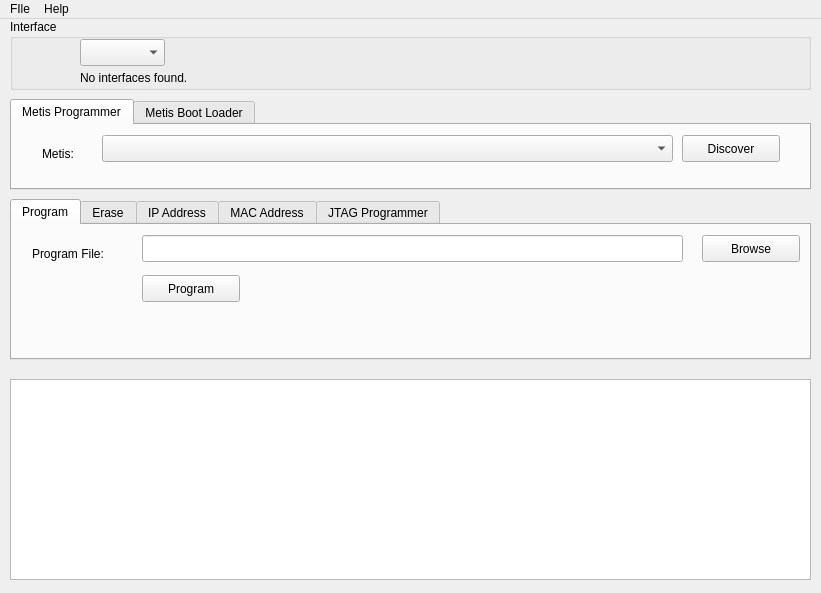
First picture: the form in N6LYT/ghpsdr3/trunk/src/HPSDRProgrammer/mainwindow.ui, repository TAPR/OpenHPSDR-SVN, before the edit.
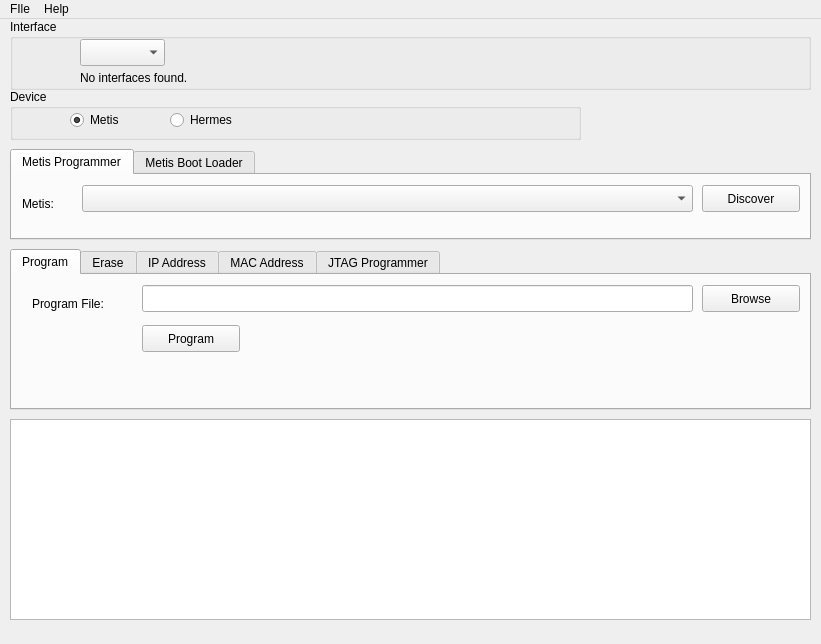
Second picture: the form after the edit. The open tabs and pages were chosen to show the change.

Commit message: updates for Hermes support

Patch:
```diff
--- a/N6LYT/ghpsdr3/trunk/src/HPSDRProgrammer/mainwindow.ui
+++ b/N6LYT/ghpsdr3/trunk/src/HPSDRProgrammer/mainwindow.ui
@@ -7,7 +7,7 @@
     <x>0</x>
     <y>0</y>
     <width>821</width>
-    <height>593</height>
+    <height>644</height>
    </rect>
   </property>
   <property name="windowTitle">
@@ -18,7 +18,7 @@
     <property name="geometry">
      <rect>
       <x>10</x>
-      <y>80</y>
+      <y>130</y>
       <width>801</width>
       <height>91</height>
      </rect>
@@ -33,7 +33,7 @@
      <widget class="QPushButton" name="discoverPushButton">
       <property name="geometry">
        <rect>
-        <x>670</x>
+        <x>690</x>
         <y>10</y>
         <width>98</width>
         <height>27</height>
@@ -46,9 +46,9 @@
      <widget class="QComboBox" name="metisComboBox">
       <property name="geometry">
        <rect>
-        <x>90</x>
+        <x>70</x>
         <y>10</y>
-        <width>571</width>
+        <width>611</width>
         <height>27</height>
        </rect>
       </property>
@@ -69,9 +69,9 @@
      <widget class="QLabel" name="label_3">
       <property name="geometry">
        <rect>
-        <x>30</x>
+        <x>10</x>
         <y>20</y>
-        <width>67</width>
+        <width>101</width>
         <height>17</height>
        </rect>
       </property>
@@ -116,7 +116,7 @@
     <property name="geometry">
      <rect>
       <x>10</x>
-      <y>180</y>
+      <y>230</y>
       <width>801</width>
       <height>161</height>
      </rect>
@@ -146,7 +146,7 @@
        <rect>
         <x>130</x>
         <y>10</y>
-        <width>541</width>
+        <width>551</width>
         <height>27</height>
        </rect>
       </property>
@@ -452,7 +452,7 @@
     <property name="geometry">
      <rect>
       <x>10</x>
-      <y>360</y>
+      <y>400</y>
       <width>801</width>
       <height>201</height>
      </rect>
@@ -494,6 +494,48 @@
      </property>
     </widget>
    </widget>
+   <widget class="QGroupBox" name="groupBox_2">
+    <property name="geometry">
+     <rect>
+      <x>10</x>
+      <y>70</y>
+      <width>571</width>
+      <height>51</height>
+     </rect>
+    </property>
+    <property name="title">
+     <string>Device</string>
+    </property>
+    <widget class="QRadioButton" name="metisRadioButton">
+     <property name="geometry">
+      <rect>
+       <x>60</x>
+       <y>20</y>
+       <width>117</width>
+       <height>22</height>
+      </rect>
+     </property>
+     <property name="text">
+      <string>Metis</string>
+     </property>
+     <property name="checked">
+      <bool>true</bool>
+     </property>
+    </widget>
+    <widget class="QRadioButton" name="hermesRadioButton">
+     <property name="geometry">
+      <rect>
+       <x>160</x>
+       <y>20</y>
+       <width>117</width>
+       <height>22</height>
+      </rect>
+     </property>
+     <property name="text">
+      <string>Hermes</string>
+     </property>
+    </widget>
+   </widget>
   </widget>
   <widget class="QMenuBar" name="menuBar">
    <property name="geometry">
```
Left out of the diff: 10 changed lines with no effect on the pictures. The commit also changes 2 other files.
